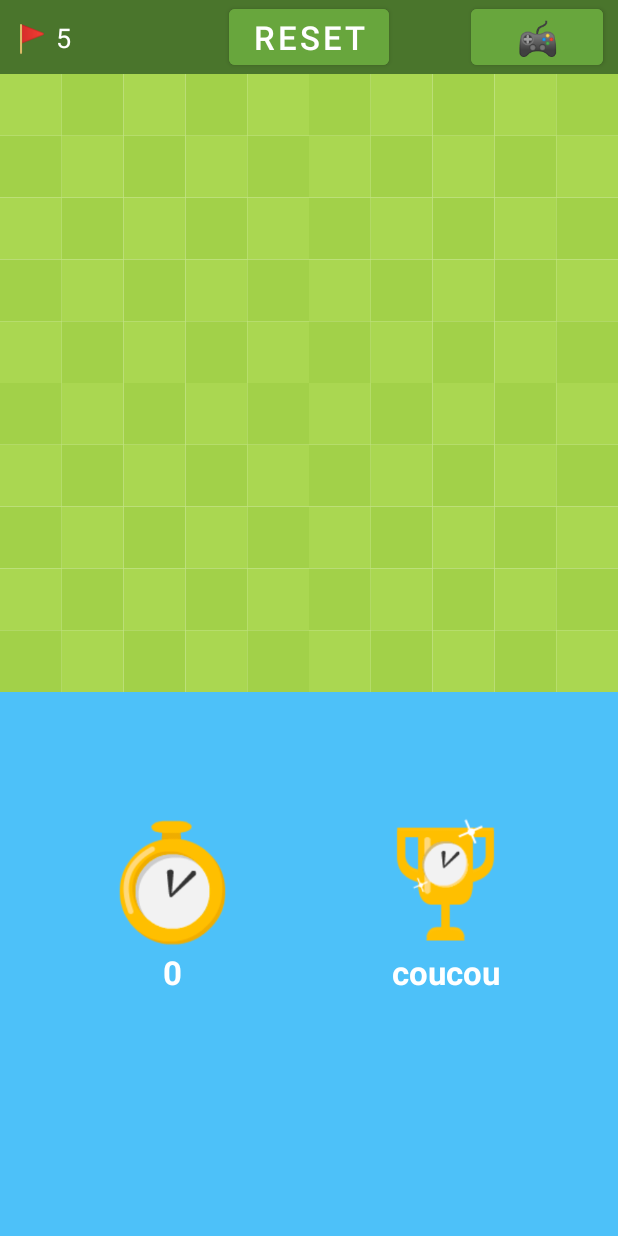
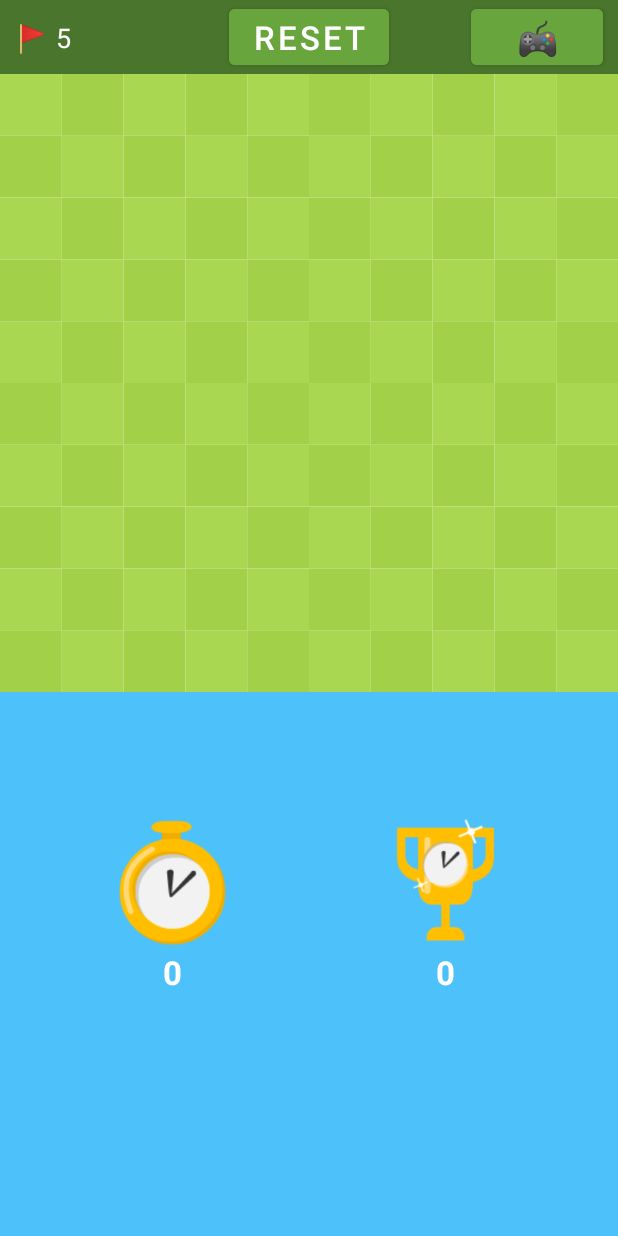
Before and after one commit to BaptisteMartinet/Minesweeper, an Android app: the screen it shows after launch (MainActivity), on a phone screen of 412 x 824 dp. Run offline under Robolectric (Android 15) with nearby library versions, the light colour scheme and no system bars.

Commit message:
feat: best time working with DB and minor fixes

```diff
--- a/app/src/main/java/griffith/baptiste/martinet/minesweeper/BestTime.kt
+++ b/app/src/main/java/griffith/baptiste/martinet/minesweeper/BestTime.kt
@@ -1,3 +1,3 @@
 package griffith.baptiste.martinet.minesweeper
 
-class BestTime(val seconds: Int, val boardSize: Int, val nbMines: Int)
+class BestTime(val seconds: Long, val boardSize: Int, val nbMines: Int)
--- a/app/src/main/java/griffith/baptiste/martinet/minesweeper/DatabaseHelper.kt
+++ b/app/src/main/java/griffith/baptiste/martinet/minesweeper/DatabaseHelper.kt
@@ -69,16 +69,12 @@ private constructor(context: Context) :
     return (result > 0)
   }
 
-  fun getBestTime(boardSize: Int, nbMines: Int): BestTime? {
+  fun getBestTime(boardSize: Int, nbMines: Int): Long? {
     val db = sqlInstance!!.readableDatabase
-    val cursor: Cursor = db.rawQuery("SELECT MAX(seconds) FROM $bestTimesTableName WHERE boardSize=$boardSize AND nbMines=$nbMines", null)
+    val cursor: Cursor = db.rawQuery("SELECT MIN(seconds) as bestTime FROM $bestTimesTableName WHERE boardSize=$boardSize AND nbMines=$nbMines", null)
     if (!cursor.moveToFirst())
       return null
-    val bestTime = BestTime(
-      cursor.getInt(cursor.getColumnIndexOrThrow("seconds")),
-      cursor.getInt(cursor.getColumnIndexOrThrow("boardSize")),
-      cursor.getInt(cursor.getColumnIndexOrThrow("nbMines"))
-    )
+    val bestTime = cursor.getLong(cursor.getColumnIndexOrThrow("bestTime"))
     cursor.close()
     return bestTime
   }
--- a/app/src/main/java/griffith/baptiste/martinet/minesweeper/MainActivity.kt
+++ b/app/src/main/java/griffith/baptiste/martinet/minesweeper/MainActivity.kt
@@ -27,11 +27,14 @@ class MainActivity : AppCompatActivity() {
       val elapsedSeconds = TimeUnit.MILLISECONDS.toSeconds(elapsedMilliseconds)
       chrono.text = elapsedSeconds.toString()
     }
+    val bestTimeTextView = findViewById<TextView>(R.id.bestTime)
     _minesweeperGame = findViewById(R.id.game)
 
     _minesweeperGame.chronometer = chronometer
+    _minesweeperGame.bestTimeTextView = bestTimeTextView
     _minesweeperGame.remainingFlagsTextView = remainingFlags
     _minesweeperGame.updateRemainingFlagsText()
+    _minesweeperGame.updateCurrentBestTime()
 
     val resetBtn = findViewById<Button>(R.id.resetBtn)
     resetBtn.setOnClickListener {
--- a/app/src/main/java/griffith/baptiste/martinet/minesweeper/MinesweeperGame.kt
+++ b/app/src/main/java/griffith/baptiste/martinet/minesweeper/MinesweeperGame.kt
@@ -3,19 +3,16 @@ package griffith.baptiste.martinet.minesweeper
 import android.annotation.SuppressLint
 import android.content.Context
 import android.graphics.*
-import android.os.CountDownTimer
 import android.os.SystemClock
 import android.text.TextPaint
 import android.util.AttributeSet
-import android.util.Log
 import android.view.MotionEvent
 import android.view.View
 import android.widget.Chronometer
 import android.widget.TextView
 import android.widget.Toast
 import androidx.core.content.ContextCompat
-import java.util.*
-import kotlin.concurrent.fixedRateTimer
+import java.util.concurrent.TimeUnit
 import kotlin.math.floor
 import kotlin.math.min
 
@@ -27,6 +24,7 @@ class MinesweeperGame(context: Context, attrs: AttributeSet) : View(context, att
 
   lateinit var remainingFlagsTextView: TextView
   lateinit var chronometer: Chronometer
+  lateinit var bestTimeTextView: TextView
 
   private var _boardSize: Int
   private var _nbMines: Int
@@ -39,7 +37,10 @@ class MinesweeperGame(context: Context, attrs: AttributeSet) : View(context, att
   private val _paintCellBackgroundMine: Paint = Paint()
   private val _paintCellValue: Paint = TextPaint()
 
-  private var _minesweeperEngine: MinesweeperGameEngine
+  private val _minesweeperEngine: MinesweeperGameEngine
+  private val _db: DatabaseHelper
+
+  private var _currentBestTime: Long = 0
 
   init {
     context.theme.obtainStyledAttributes(attrs, R.styleable.MinesweeperGame, 0, 0).apply {
@@ -61,12 +62,16 @@ class MinesweeperGame(context: Context, attrs: AttributeSet) : View(context, att
     _paintCellValue.typeface = Typeface.DEFAULT_BOLD
 
     _minesweeperEngine = MinesweeperGameEngine(_boardSize, _nbMines)
+    _db = DatabaseHelper.getInstance(context)
   }
 
   fun setMode(mode: ModeEnum) { _mode = mode }
+
   fun getMode(): ModeEnum = _mode
 
   private fun startTimer() {
+    if (!this::chronometer.isInitialized)
+      return
     if (_isTimerRunning)
       return
     chronometer.base = SystemClock.elapsedRealtime()
@@ -75,6 +80,8 @@ class MinesweeperGame(context: Context, attrs: AttributeSet) : View(context, att
   }
 
   private fun stopTimer() {
+    if (!this::chronometer.isInitialized)
+      return
     if (!_isTimerRunning)
       return
     chronometer.stop()
@@ -82,8 +89,19 @@ class MinesweeperGame(context: Context, attrs: AttributeSet) : View(context, att
   }
 
   private fun registerTimeToDatabase() {
+    if (!this::chronometer.isInitialized)
+      return
     val elapsedMillis: Long = SystemClock.elapsedRealtime() - chronometer.base
-    Log.i("minesweeper", "timervalue: ${elapsedMillis}")
+    val elapsedSeconds = TimeUnit.MILLISECONDS.toSeconds(elapsedMillis)
+    val bestTime = BestTime(elapsedSeconds, _boardSize, _nbMines)
+    _db.insertBestTime(bestTime)
+  }
+
+  fun updateCurrentBestTime() {
+    _currentBestTime = _db.getBestTime(_boardSize, _nbMines) ?: 0
+    if (!this::bestTimeTextView.isInitialized)
+      return
+    bestTimeTextView.text = _currentBestTime.toString()
   }
 
   fun reset() {
@@ -153,6 +171,8 @@ class MinesweeperGame(context: Context, attrs: AttributeSet) : View(context, att
         MinesweeperGameEngine.StatesEnum.WIN -> {
           stopTimer()
           Toast.makeText(context, "You win!", Toast.LENGTH_LONG).show()
+          registerTimeToDatabase()
+          updateCurrentBestTime()
         }
         else -> {}
       }
@@ -164,6 +184,8 @@ class MinesweeperGame(context: Context, attrs: AttributeSet) : View(context, att
   }
 
   fun updateRemainingFlagsText() {
+    if (!this::remainingFlagsTextView.isInitialized)
+      return
     remainingFlagsTextView.text = context.getString(R.string.nb_remaining_flags).format(_minesweeperEngine.getRemainingFlagsCount())
   }
 
--- a/app/src/main/res/layout/activity_main.xml
+++ b/app/src/main/res/layout/activity_main.xml
@@ -104,7 +104,7 @@
       android:id="@+id/bestTime"
       android:layout_width="wrap_content"
       android:layout_height="wrap_content"
-      android:text="coucou"
+      android:text="@string/default_best_time_value"
       android:textColor="@color/white"
       android:textSize="22sp"
       android:textStyle="bold"
--- a/app/src/main/res/values/strings.xml
+++ b/app/src/main/res/values/strings.xml
@@ -6,4 +6,5 @@
   <string name="mine">💣</string>
   <string name="nb_remaining_flags">🚩 %d</string>
   <string name="clock">%d</string>
+  <string name="default_best_time_value">0</string>
 </resources>
```
